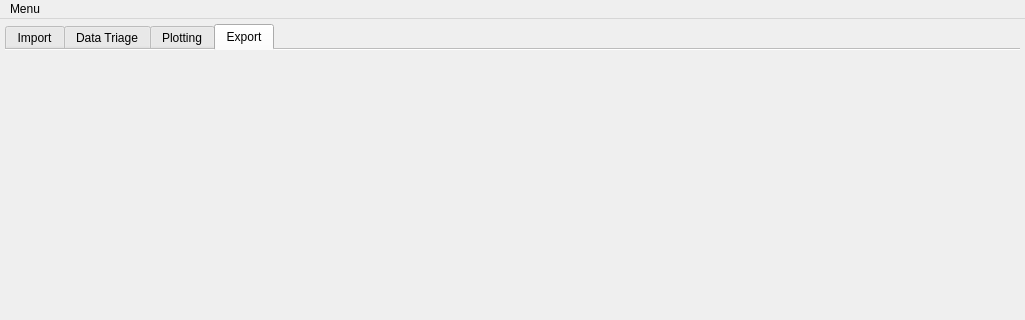
Above: colliderscope.ui from kevinanewman/colliderscope2024 before the change; both pictures show x 0 to 1025 and y 0 to 320 of the 1025 by 768 pixel window. Below: the same form after it.
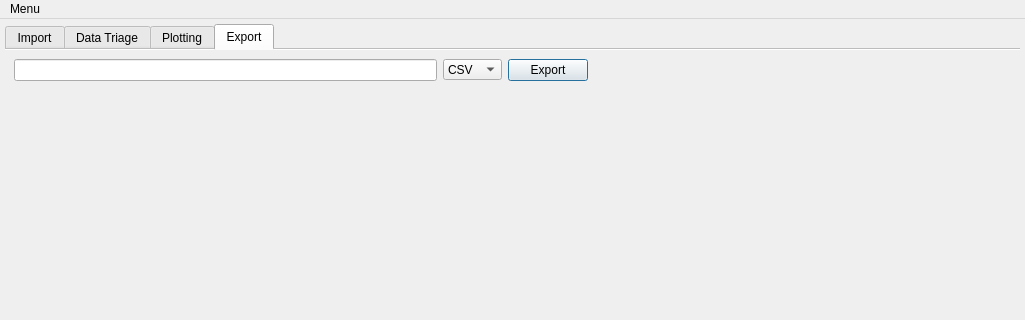
That is the form after the change. The open tabs and pages were chosen to show the change. Icons and pictures are not drawn. Custom widgets are drawn as their Qt base class.

Commit message: add initial support for export...

Diff of the .ui file:
```diff
--- a/colliderscope.ui
+++ b/colliderscope.ui
@@ -1492,6 +1492,83 @@
        <attribute name="title">
         <string>Export</string>
        </attribute>
+       <layout class="QVBoxLayout" name="verticalLayout_14">
+        <item>
+         <layout class="QHBoxLayout" name="horizontalLayout_8">
+          <property name="topMargin">
+           <number>0</number>
+          </property>
+          <item>
+           <widget class="QLineEdit" name="export_data_lineEdit"/>
+          </item>
+          <item>
+           <widget class="QComboBox" name="export_data_comboBox">
+            <property name="minimumSize">
+             <size>
+              <width>0</width>
+              <height>21</height>
+             </size>
+            </property>
+            <property name="maximumSize">
+             <size>
+              <width>16777215</width>
+              <height>21</height>
+             </size>
+            </property>
+            <item>
+             <property name="text">
+              <string>CSV</string>
+             </property>
+            </item>
+            <item>
+             <property name="text">
+              <string>Excel</string>
+             </property>
+            </item>
+           </widget>
+          </item>
+          <item>
+           <widget class="QPushButton" name="export_data_pushButton">
+            <property name="text">
+             <string>Export</string>
+            </property>
+            <property name="autoDefault">
+             <bool>true</bool>
+            </property>
+            <property name="default">
+             <bool>true</bool>
+            </property>
+           </widget>
+          </item>
+          <item>
+           <spacer name="horizontalSpacer_3">
+            <property name="orientation">
+             <enum>Qt::Horizontal</enum>
+            </property>
+            <property name="sizeHint" stdset="0">
+             <size>
+              <width>40</width>
+              <height>20</height>
+             </size>
+            </property>
+           </spacer>
+          </item>
+         </layout>
+        </item>
+        <item>
+         <spacer name="verticalSpacer_2">
+          <property name="orientation">
+           <enum>Qt::Vertical</enum>
+          </property>
+          <property name="sizeHint" stdset="0">
+           <size>
+            <width>20</width>
+            <height>40</height>
+           </size>
+          </property>
+         </spacer>
+        </item>
+       </layout>
       </widget>
      </widget>
     </item>
```
Left out of the diff: 33 changed lines with no effect on the pictures. The commit also changes 2 other files.
